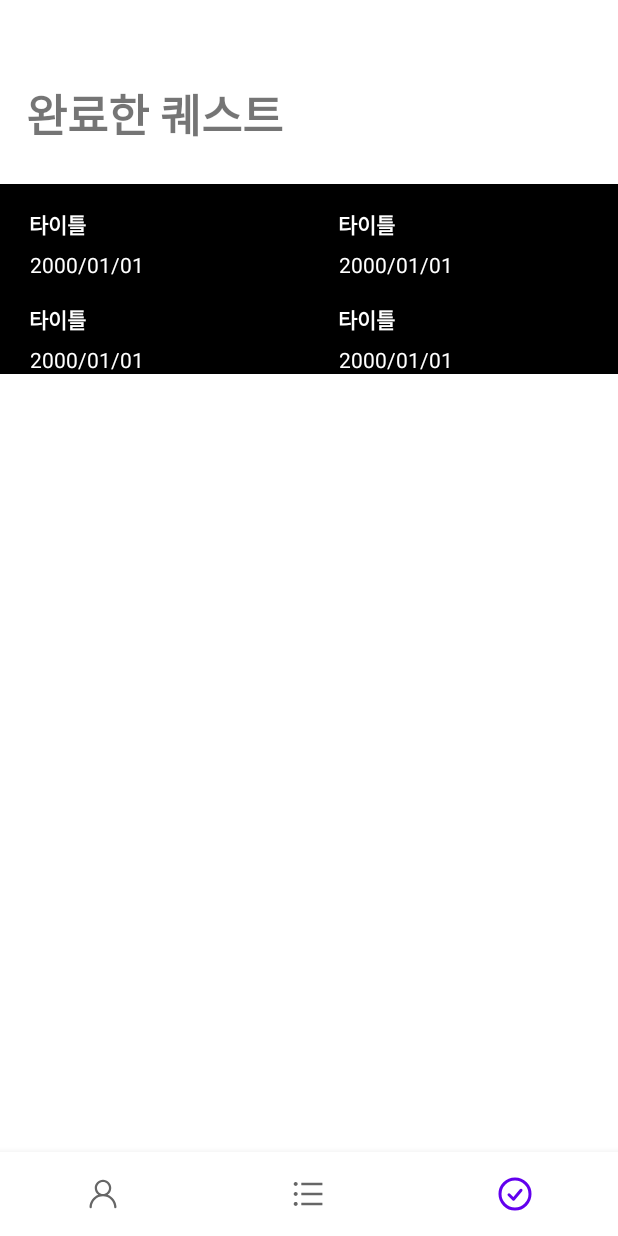
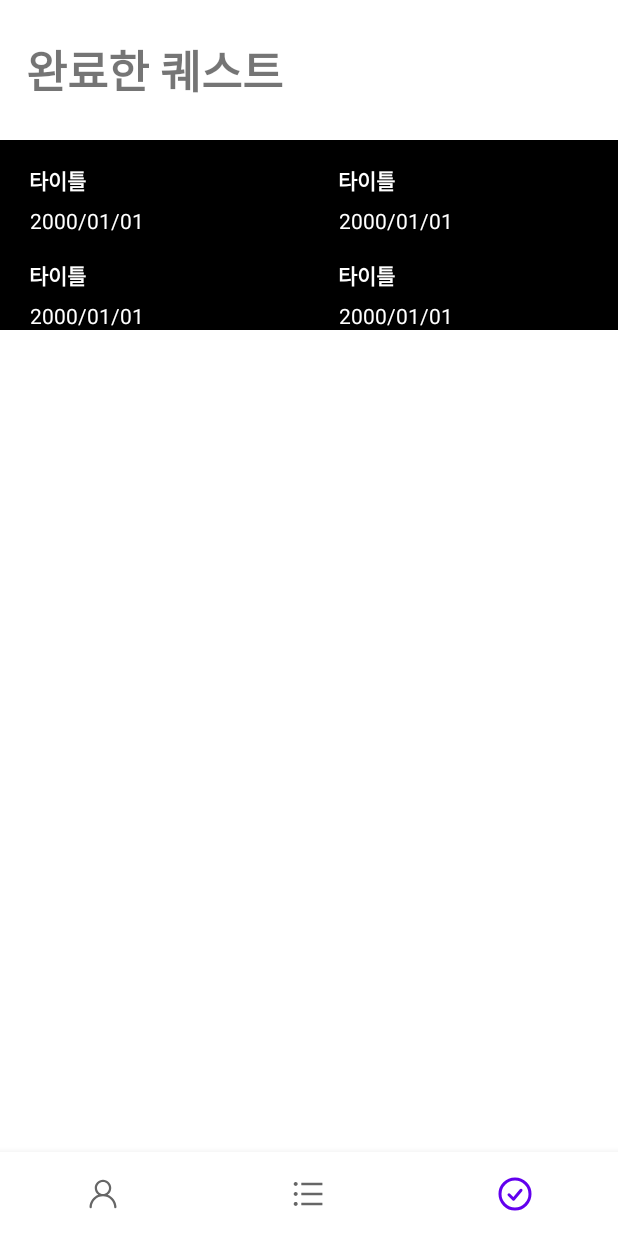
Before and after one commit to mdb1217/Quesookt, an Android app: the screen it shows after launch (MainActivity), item 3 of the bottom bar chosen, on a phone screen of 412 x 824 dp. Run offline under Robolectric (Android 15) with nearby library versions, the phone set to English and light mode, and no system bars; our stand-ins replace Dagger/Hilt's generated code, data binding.

Commit message:
[UI] #10 - correct the position of fragment_complete.xml

```diff
--- a/app/src/main/res/layout/fragment_complete.xml
+++ b/app/src/main/res/layout/fragment_complete.xml
@@ -17,7 +17,7 @@
             android:layout_width="wrap_content"
             android:layout_height="wrap_content"
             android:layout_marginStart="17dp"
-            android:layout_marginTop="53dp"
+            android:layout_marginTop="24dp"
             android:text="@string/quest_complete"
             android:textSize="30sp"
             android:textStyle="bold"
```
